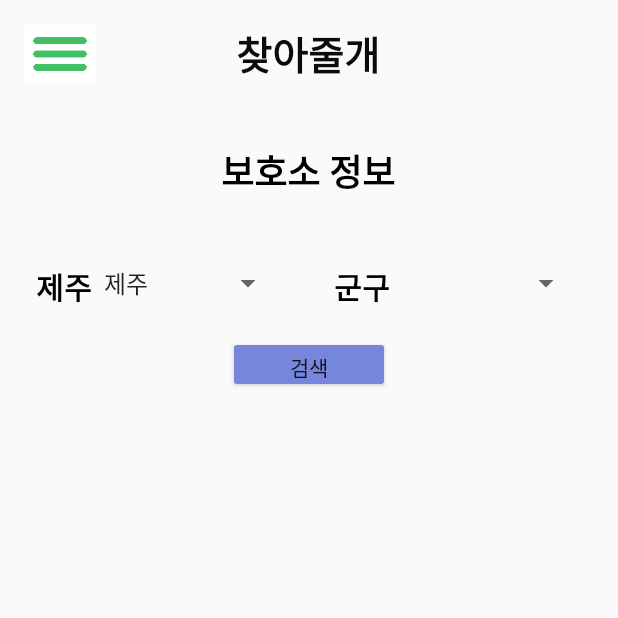
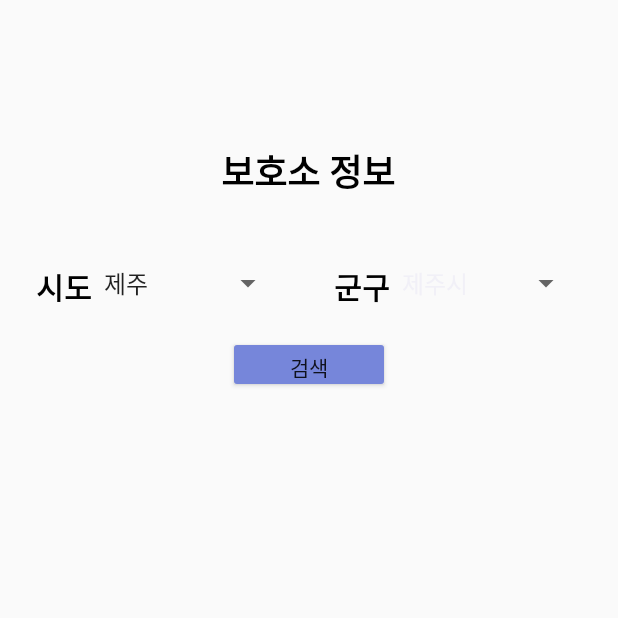
Before and after one commit to 2021-SMHRD-KDT-AI-4/YB, an Android app: the Side_bar_Shelter_Info screen opened directly, with no data from a screen before it, on a phone screen of 412 x 824 dp, the top half of it. Run offline under Robolectric (Android 15) with nearby library versions, the phone set to English and light mode, and no system bars; network calls fail.

Commit message:
보호소 정보 페이지

```diff
--- a/app/src/main/java/com/example/findyourdog/Side_bar_Shelter_Info.java
+++ b/app/src/main/java/com/example/findyourdog/Side_bar_Shelter_Info.java
@@ -10,31 +10,74 @@ import android.widget.Button;
 import android.widget.ImageView;
 import android.widget.Spinner;
 import android.widget.TextView;
+import android.widget.Toast;
 
 public class Side_bar_Shelter_Info extends AppCompatActivity {
 
-    private ImageView img_menu;
-    private TextView tv_appname, tv_shelter_info, tv_city, tv_gungu;
+    private TextView tv_shelter_info, tv_city, tv_gungu;
     private Button btn_search;
     private Spinner spin_city, spin_gungu;
 
     String[] items = {"제주","강원","서울","경기","충북","충남","경북","경남",
             "전북","전남","인천","대전","대구","울산","부산","광주","세종"};
 
+    String[] jeju = {"제주시", "서귀포시"};
+
+    String[] gangwon = {"춘천시","원주시","강릉시","동해시","태백시","속초시","삼척시","홍천군","횡성군",
+            "영월군","평창군","정선군","철원군","화천군","양구군","인제군","고성군","양양군"};
+
+    String[] seoul = {"종로구","중구","용산구","성동구","광진구","동대문구","중랑구","성북구","강북구",
+            "도봉구","노원구","은평구","서대문구","마포구","양천구","강서구","구로구","금천구","영등포구",
+            "동작구","관악구","서초구","강남구","송파구","강동구"};
+
+    String[] gyeonggi = {"수원시","성남시","의정부시","안양시","부천시","광명시","평택시","동두천시",
+            "안산시","고양시","과천시","구리시","남양주시","오산시","시흥시","군포시","의왕시","하남시","용인시",
+            "파주시","이천시","안성시","김포시","화성시","광주시","양주시","포천시","여주시","연천군","가평군","양평군"};
+
+    String[] chungbuk = {"청주시","충주시","제천시","보은군","옥천군","영동군","증평군","진천군",
+            "괴산군","음성군","단양군"};
+
+    String[] chungnam = {"천안시","공주시","보령시","아산시","서산시","논산시","계룡시","당진시",
+            "금산군","부여군","서천군","청양군","홍성군","예산군","태안군"};
+
+    String[] gyeongbuk = {"포항시","경주시","김천시","안동시","구미시","영주시","영천시","상주시","문경시",
+            "경산시","군위군","의성군","청송군","영양군","영덕군","청도군","고령군",
+            "성주군","칠곡군","예천군","봉화군","울진군","울릉군"};
+
+    String[] gyeongnam = {"창원시","진주시","통영시","사천시","김해시","밀양시","거제시","양산시",
+            "의령군","함안군","창녕군","고성군","남해군","하동군","산청군","함양군","거창군","합천군"};
+
+    String[] jeonbuk = {"전주시","군산시","익산시","정읍시","남원시","김제시","완주군","진안군",
+            "무주군","장수군","임실군","순창군","고창군","부안군"};
+
+    String[] jeonnam = {"목표시","여수시","순천시","나주시","광양시","담양군","곡성군","구례군","고흥군",
+            "보성군","화순군","장흥군","강진군","해남군","영암군","무안군","함평군","영광군","장성군","완도군","진도군","신안군"};
+
+    String[] incheon = {"중구","동구","미추홀구","연수구","남동구","부평구","계양구","서구","강화군","옹진군"};
+
+    String[] daejeon = {"동구","중구","서구","유성구","대덕구"};
+
+    String[] daegu = {"동구","중구","서구","남구","북구","수성구","달서구","달성군"};
+
+    String[] ulsan = {"동구","중구","남구","북구","울주군"};
+
+    String[] busan = {"동구","중구","서구","남구","북구","영도구","부산진구","동래구","해운대구","사하구","금정구",
+            "강서구","연제구","수영구","사상구","기장군"};
+
+    String[] gwangju = {"동구","서구","남구","북구","광산구"};
+
+
     @Override
     protected void onCreate(Bundle savedInstanceState) {
         super.onCreate(savedInstanceState);
         setContentView(R.layout.activity_side_bar_shelter_info);
 
-        img_menu = findViewById(R.id.img_menu);
-        tv_appname = findViewById(R.id.tv_appname);
         tv_shelter_info = findViewById(R.id.tv_shelter_info);
         tv_city = findViewById(R.id.tv_city);
         tv_gungu = findViewById(R.id.tv_gungu);
         btn_search = findViewById(R.id.btn_search);
         spin_city = findViewById(R.id.spin_city);
         spin_gungu = findViewById(R.id.spin_gungu);
-
 
         Spinner spinner = (Spinner) findViewById(R.id.spin_city);
         ArrayAdapter<String> adapter = new ArrayAdapter<String>(
@@ -46,16 +89,88 @@ public class Side_bar_Shelter_Info extends AppCompatActivity {
         // 스피너에 어댑터 설정
         spin_city.setAdapter(adapter);
         // 스피너에서 선택 했을 경우 이벤트 처리
+
         spin_city.setOnItemSelectedListener(new AdapterView.OnItemSelectedListener() {
             @Override
             public void onItemSelected(AdapterView<?> parent, View view, int position, long id) {
-                tv_city.setText(items[position]);
+
+                String value = (String)parent.getItemAtPosition(position);
+                Toast.makeText(getApplicationContext(), value, Toast.LENGTH_SHORT).show();
+                ArrayAdapter<String> gunguAdapter = null;
+
+                if(value.equals("제주")){
+                    gunguAdapter = new ArrayAdapter<String>(
+                            getApplicationContext(), android.R.layout.simple_spinner_item, jeju
+                    );
+                }else if (value.equals("강원")){
+                    gunguAdapter = new ArrayAdapter<String>(
+                            getApplicationContext(), android.R.layout.simple_spinner_item, gangwon
+                    );
+                }else if(value.equals("서울")){
+                    gunguAdapter = new ArrayAdapter<String>(
+                            getApplicationContext(), android.R.layout.simple_spinner_item, seoul
+                    );
+                }else if(value.equals("경기")) {
+                    gunguAdapter = new ArrayAdapter<String>(
+                            getApplicationContext(), android.R.layout.simple_spinner_item, gyeonggi
+                    );
+                }else if(value.equals("충북")) {
+                    gunguAdapter = new ArrayAdapter<String>(
+                            getApplicationContext(), android.R.layout.simple_spinner_item, chungbuk
+                    );
+                }else if(value.equals("충남")) {
+                    gunguAdapter = new ArrayAdapter<String>(
+                            getApplicationContext(), android.R.layout.simple_spinner_item, chungnam
+                    );
+                }else if(value.equals("경북")) {
+                    gunguAdapter = new ArrayAdapter<String>(
+                            getApplicationContext(), android.R.layout.simple_spinner_item, gyeongbuk
+                    );
+                }else if(value.equals("경남")) {
+                    gunguAdapter = new ArrayAdapter<String>(
+                            getApplicationContext(), android.R.layout.simple_spinner_item, gyeongnam
+                    );
+                }else if(value.equals("전북")) {
+                    gunguAdapter = new ArrayAdapter<String>(
+                            getApplicationContext(), android.R.layout.simple_spinner_item, jeonbuk
+                    );
+                }else if(value.equals("전남")) {
+                    gunguAdapter = new ArrayAdapter<String>(
+                            getApplicationContext(), android.R.layout.simple_spinner_item, jeonnam
+                    );
+                }else if(value.equals("인천")) {
+                    gunguAdapter = new ArrayAdapter<String>(
+                            getApplicationContext(), android.R.layout.simple_spinner_item, incheon
+                    );
+                }else if(value.equals("대전")) {
+                    gunguAdapter = new ArrayAdapter<String>(
+                            getApplicationContext(), android.R.layout.simple_spinner_item, daejeon
+                    );
+                }else if(value.equals("대구")) {
+                    gunguAdapter = new ArrayAdapter<String>(
+                            getApplicationContext(), android.R.layout.simple_spinner_item, daegu
+                    );
+                }else if(value.equals("울산")) {
+                    gunguAdapter = new ArrayAdapter<String>(
+                            getApplicationContext(), android.R.layout.simple_spinner_item, ulsan
+                    );
+                }else if(value.equals("부산")) {
+                    gunguAdapter = new ArrayAdapter<String>(
+                            getApplicationContext(), android.R.layout.simple_spinner_item, busan
+                    );
+                }else if(value.equals("광주")) {
+                    gunguAdapter = new ArrayAdapter<String>(
+                            getApplicationContext(), android.R.layout.simple_spinner_item, gwangju
+                    );
+                }
+                spin_gungu.setAdapter(gunguAdapter);
             }
-
             @Override
             public void onNothingSelected(AdapterView<?> parent) {
-                tv_city.setText("선택 : ");
+                //tv_city.setText("선택 : ");
             }
         });
+
+
     }
 }
--- /dev/null
+++ b/app/src/main/res/drawable-v24/search.xml
@@ -0,0 +1,10 @@
+<vector xmlns:android="http://schemas.android.com/apk/res/android"
+    android:width="24dp"
+    android:height="24dp"
+    android:viewportWidth="24"
+    android:viewportHeight="24"
+    android:tint="?attr/colorControlNormal">
+  <path
+      android:fillColor="@android:color/white"
+      android:pathData="M15.5,14h-0.79l-0.28,-0.27C15.41,12.59 16,11.11 16,9.5 16,5.91 13.09,3 9.5,3S3,5.91 3,9.5 5.91,16 9.5,16c1.61,0 3.09,-0.59 4.23,-1.57l0.27,0.28v0.79l5,4.99L20.49,19l-4.99,-5zM9.5,14C7.01,14 5,11.99 5,9.5S7.01,5 9.5,5 14,7.01 14,9.5 11.99,14 9.5,14z"/>
+</vector>
--- a/app/src/main/res/layout/activity_side_bar_shelter_info.xml
+++ b/app/src/main/res/layout/activity_side_bar_shelter_info.xml
@@ -5,30 +5,6 @@
     android:layout_width="match_parent"
     android:layout_height="match_parent"
     tools:context=".Side_bar_Shelter_Info">
-
-    <ImageView
-        android:id="@+id/img_menu"
-        android:layout_width="48dp"
-        android:layout_height="40dp"
-        android:layout_marginStart="16dp"
-        android:layout_marginTop="16dp"
-        app:layout_constraintStart_toStartOf="parent"
-        app:layout_constraintTop_toTopOf="parent"
-        app:srcCompat="@drawable/menu" />
-
-    <TextView
-        android:id="@+id/tv_appname"
-        android:layout_width="wrap_content"
-        android:layout_height="wrap_content"
-        android:layout_marginTop="16dp"
-        android:text="찾아줄개"
-        android:textColor="#0B0B0B"
-        android:textSize="26sp"
-        android:textStyle="bold"
-        app:layout_constraintEnd_toEndOf="parent"
-        app:layout_constraintHorizontal_bias="0.498"
-        app:layout_constraintStart_toStartOf="parent"
-        app:layout_constraintTop_toTopOf="parent" />
 
     <TextView
         android:id="@+id/tv_shelter_info"
@@ -93,6 +69,7 @@
         android:layout_marginTop="224dp"
         android:backgroundTint="#7686DA"
         android:text="검색"
+        app:icon="@drawable/search"
         app:layout_constraintEnd_toEndOf="parent"
         app:layout_constraintStart_toStartOf="parent"
         app:layout_constraintTop_toTopOf="parent" />
```
